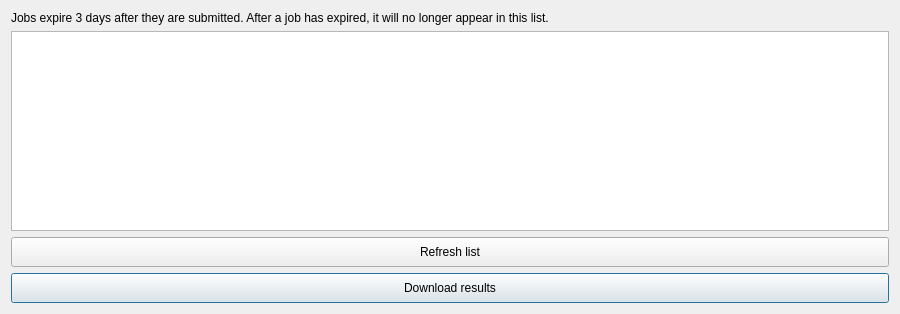
Qt form LDMP/gui/DlgJobs.ui (LocateIT/trends.earth) before a commit.
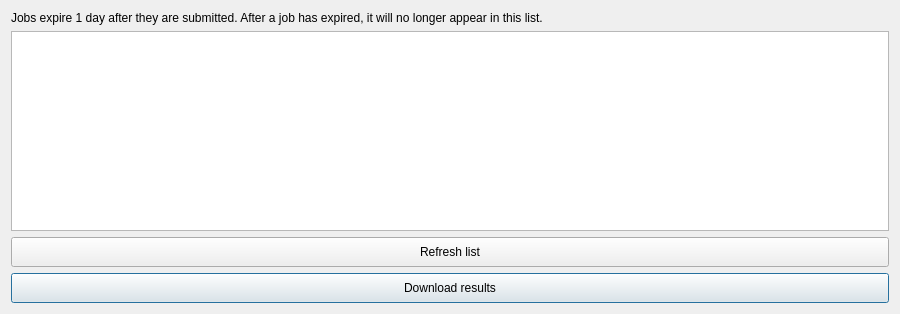
The same form after that commit.

```diff
--- a/LDMP/gui/DlgJobs.ui
+++ b/LDMP/gui/DlgJobs.ui
@@ -32,7 +32,7 @@
    <item row="0" column="0">
     <widget class="QLabel" name="label">
      <property name="text">
-      <string>Jobs expire 3 days after they are submitted. After a job has expired, it will no longer appear in this list.</string>
+      <string>Jobs expire 1 day after they are submitted. After a job has expired, it will no longer appear in this list.</string>
      </property>
      <property name="wordWrap">
       <bool>true</bool>
```
